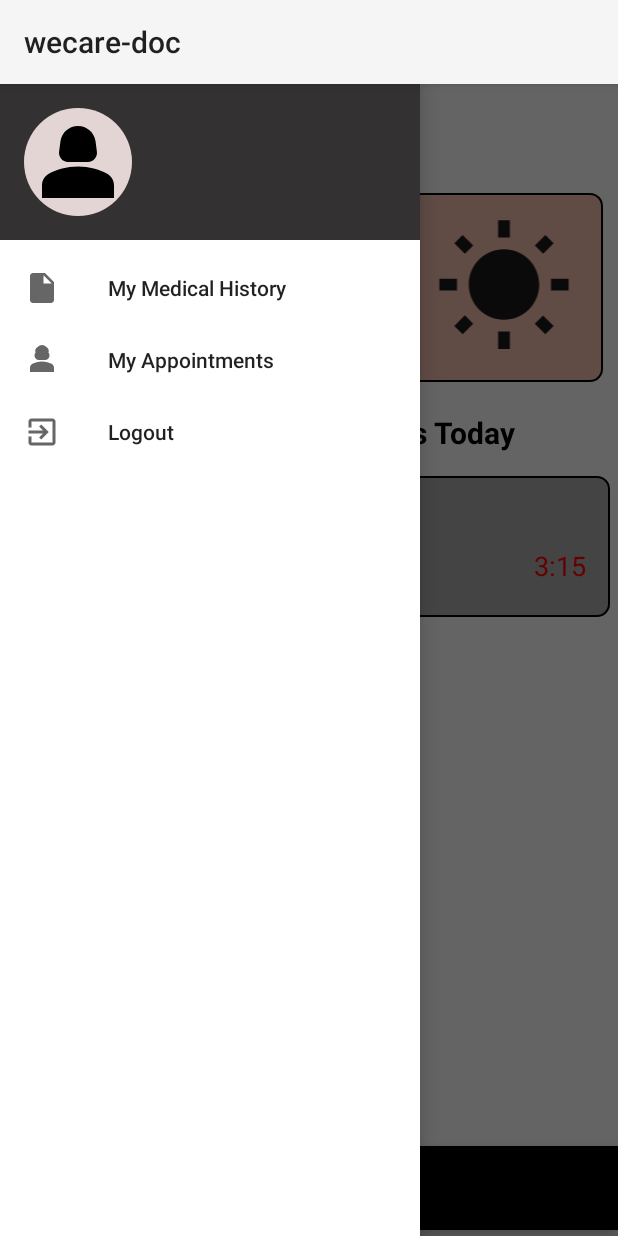
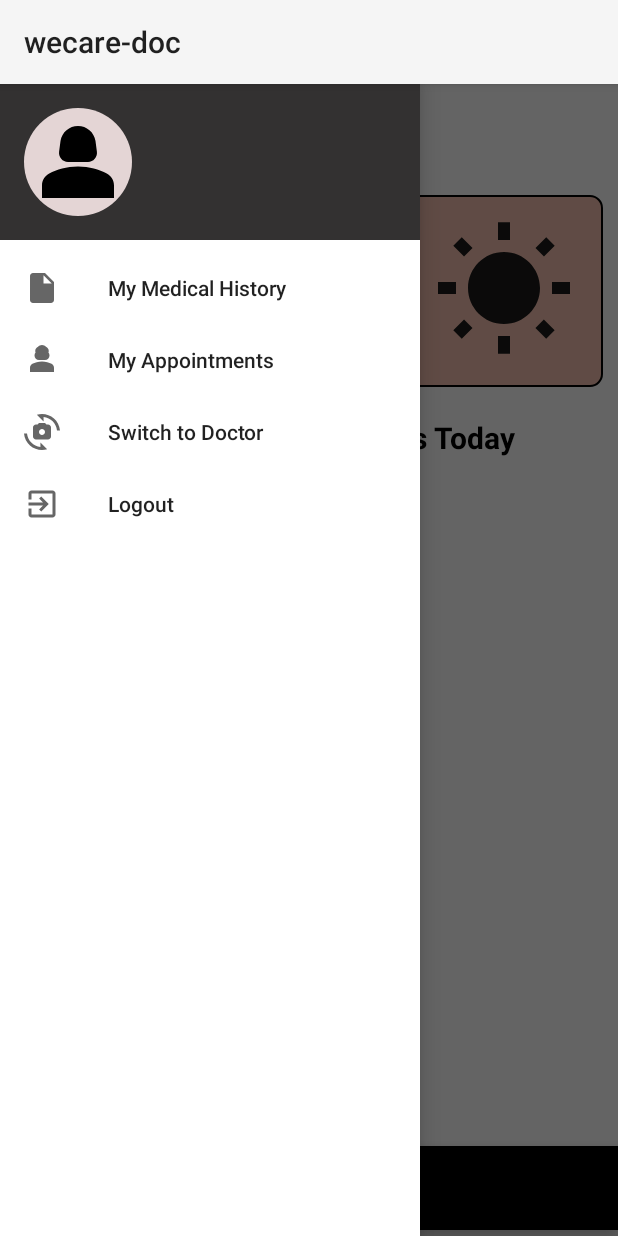
Before and after one commit to CodeX93/WeCare_mobile, an Android app: the PatientMedicalHistory screen opened directly, with no data from a screen before it, after a tap on an icon or button, on a phone screen of 412 x 824 dp. Run offline under Robolectric (Android 15) with nearby library versions, the phone set to English and light mode, and no system bars; our stand-ins replace Firebase (no records; nobody signed in at launch, a user with empty details on screens opened directly).

Commit message:
some stuff done

```diff
--- a/app/build.gradle.kts
+++ b/app/build.gradle.kts
@@ -58,7 +58,7 @@ dependencies {
     androidTestImplementation("androidx.test.ext:junit:1.1.5")
     androidTestImplementation("androidx.test.espresso:espresso-core:3.5.1")
 
-    implementation ("com.squareup.picasso:picasso:2.8")
+    implementation ("com.squareup.picasso:picasso:2.71828")
 
     implementation(platform("com.google.firebase:firebase-bom:32.6.0"))
     implementation("com.google.android.gms:play-services-auth:20.7.0")
--- a/app/src/main/java/com/example/wecare_doc/PatientMedicalHistory.java
+++ b/app/src/main/java/com/example/wecare_doc/PatientMedicalHistory.java
@@ -141,6 +141,8 @@ public class PatientMedicalHistory extends AppCompatActivity {
             startActivity(new Intent(PatientMedicalHistory.this, PatientViewsAppointments.class));
         } else if (itemId == R.id.menuItemMedicalHistory) {
             // You are already in the Medical History activity, no need to navigate
+        }else if(itemId == R.id.menuItemSwitch){
+            startActivity(new Intent(PatientMedicalHistory.this, MyPatient.class));
         }
         drawerLayout.closeDrawer(Gravity.LEFT);
     }
--- a/app/src/main/java/com/example/wecare_doc/PatientUploadMedicalHistory.java
+++ b/app/src/main/java/com/example/wecare_doc/PatientUploadMedicalHistory.java
@@ -238,6 +238,8 @@ public class PatientUploadMedicalHistory extends AppCompatActivity {
             startActivity(new Intent(PatientUploadMedicalHistory.this, PatientViewsAppointments.class));
         } else if (itemId == R.id.menuItemMedicalHistory) {
             startActivity(new Intent(PatientUploadMedicalHistory.this, PatientMedicalHistory.class));
+        }else if(itemId == R.id.menuItemSwitch){
+            startActivity(new Intent(PatientUploadMedicalHistory.this, MyPatient.class));
         }
         drawerLayout.closeDrawer(Gravity.LEFT);
     }
--- /dev/null
+++ b/app/src/main/res/drawable/baseline_cameraswitch_24.xml
@@ -0,0 +1,7 @@
+<vector android:height="24dp" android:tint="#000000"
+    android:viewportHeight="24" android:viewportWidth="24"
+    android:width="24dp" xmlns:android="http://schemas.android.com/apk/res/android">
+    <path android:fillColor="@android:color/white" android:pathData="M16,7h-1l-1,-1h-4L9,7H8C6.9,7 6,7.9 6,9v6c0,1.1 0.9,2 2,2h8c1.1,0 2,-0.9 2,-2V9C18,7.9 17.1,7 16,7zM12,14c-1.1,0 -2,-0.9 -2,-2c0,-1.1 0.9,-2 2,-2s2,0.9 2,2C14,13.1 13.1,14 12,14z"/>
+    <path android:fillColor="@android:color/white" android:pathData="M8.57,0.51l4.48,4.48V2.04c4.72,0.47 8.48,4.23 8.95,8.95c0,0 2,0 2,0C23.34,3.02 15.49,-1.59 8.57,0.51z"/>
+    <path android:fillColor="@android:color/white" android:pathData="M10.95,21.96C6.23,21.49 2.47,17.73 2,13.01c0,0 -2,0 -2,0c0.66,7.97 8.51,12.58 15.43,10.48l-4.48,-4.48V21.96z"/>
+</vector>
--- a/app/src/main/res/layout/activity_patiend_dashboard.xml
+++ b/app/src/main/res/layout/activity_patiend_dashboard.xml
@@ -121,56 +121,27 @@
                 android:layout_margin="10dp"
                 android:text="You Have Appointments Today"/>
 
-            <LinearLayout xmlns:android="http://schemas.android.com/apk/res/android"
+            <ScrollView
                 android:layout_width="match_parent"
-                android:layout_height="0dp"
+                android:layout_height="wrap_content"
                 android:layout_weight="0.15"
-                android:orientation="vertical"
-                android:layout_margin="5dp"
-                android:background="@drawable/gret_rounded"
-                android:padding="16dp">
+                >
 
-                <!-- Heading -->
-                <TextView
-                    android:id="@+id/textViewHeading"
-                    android:layout_width="wrap_content"
-                    android:layout_height="wrap_content"
-                    android:text="Appointment"
-                    android:textSize="15sp"
-                    android:textColor="#000000"
-                    android:layout_gravity="start" />
-
-                <!-- Doctor's Name and Appointment Time -->
                 <LinearLayout
                     android:layout_width="match_parent"
                     android:layout_height="wrap_content"
-                    android:orientation="horizontal"
-                    android:layout_marginTop="10dp">
+                    android:orientation="vertical">
 
-                    <!-- Doctor's Name -->
-                    <TextView
-                        android:id="@+id/textViewDoctorName"
-                        android:layout_width="0dp"
-                        android:layout_height="wrap_content"
-                        android:layout_weight="1"
-                        android:text="Dr. Clerk"
-                        android:textStyle="bold"
-                        android:textSize="20sp"
-                        android:textColor="#000000"
-                        android:layout_gravity="start" />
+                    <androidx.recyclerview.widget.RecyclerView
+                        android:id="@+id/appointmentsRV"
+                        android:layout_width="match_parent"
+                        android:layout_height="wrap_content"/>
 
-                    <!-- Appointment Time -->
-                    <TextView
-                        android:id="@+id/textViewAppointmentTime"
-                        android:layout_width="wrap_content"
-                        android:layout_height="wrap_content"
-                        android:text="3:15"
-                        android:textSize="18sp"
-                        android:textColor="#FF0000"
-                        android:layout_gravity="end" />
-                </LinearLayout>
+                </LinearLayout>>
 
-            </LinearLayout>
+
+
+            </ScrollView>
 
 
         </LinearLayout>
--- a/app/src/main/res/menu/drawer_menu.xml
+++ b/app/src/main/res/menu/drawer_menu.xml
@@ -11,7 +11,10 @@
         android:id="@+id/menuItemAppointments"
         android:icon="@drawable/baseline_person_3_24"
         android:title="My Appointments"/>
-
+    <item
+        android:id="@+id/menuItemSwitch"
+        android:icon="@drawable/baseline_cameraswitch_24"
+        android:title="Switch to Doctor"/>
     <item
         android:id="@+id/menuItemLogout"
         android:icon="@drawable/baseline_exit_to_app_24"
--- a/app/src/main/res/values-night/themes.xml
+++ b/app/src/main/res/values-night/themes.xml
@@ -4,11 +4,11 @@
         <!-- Primary brand color. -->
         <item name="colorPrimary">@color/purple_200</item>
         <item name="colorPrimaryVariant">@color/purple_700</item>
-        <item name="colorOnPrimary">@color/black</item>
+        <item name="colorOnPrimary">@color/system_green</item>
         <!-- Secondary brand color. -->
         <item name="colorSecondary">@color/teal_200</item>
         <item name="colorSecondaryVariant">@color/teal_200</item>
-        <item name="colorOnSecondary">@color/black</item>
+        <item name="colorOnSecondary">@color/system_green</item>
         <!-- Status bar color. -->
         <item name="android:statusBarColor">?attr/colorPrimaryVariant</item>
         <!-- Customize your theme here. -->
--- a/app/src/main/res/values/themes.xml
+++ b/app/src/main/res/values/themes.xml
@@ -8,7 +8,7 @@
         <!-- Secondary brand color. -->
         <item name="colorSecondary">@color/teal_200</item>
         <item name="colorSecondaryVariant">@color/teal_700</item>
-        <item name="colorOnSecondary">@color/black</item>
+        <item name="colorOnSecondary">@color/system_green</item>
         <!-- Status bar color. -->
         <item name="android:statusBarColor">?attr/colorPrimaryVariant</item>
         <!-- Customize your theme here. -->
```
Also changed, not shown: app/src/main/AndroidManifest.xml (+6 -5 lines), app/src/main/java/com/example/wecare_doc/PatiendDashboard.java (+71 -0 lines), app/src/main/java/com/example/wecare_doc/PatientAppointmentConfirmation.java (+37 -0 lines), app/src/main/java/com/example/wecare_doc/PatientBookAppointment.java (+44 -4 lines), app/src/main/java/com/example/wecare_doc/PatientViewsAppointments.java (+34 -33 lines), app/src/main/java/com/example/wecare_doc/PatientviewDoctors.java (+37 -0 lines).
